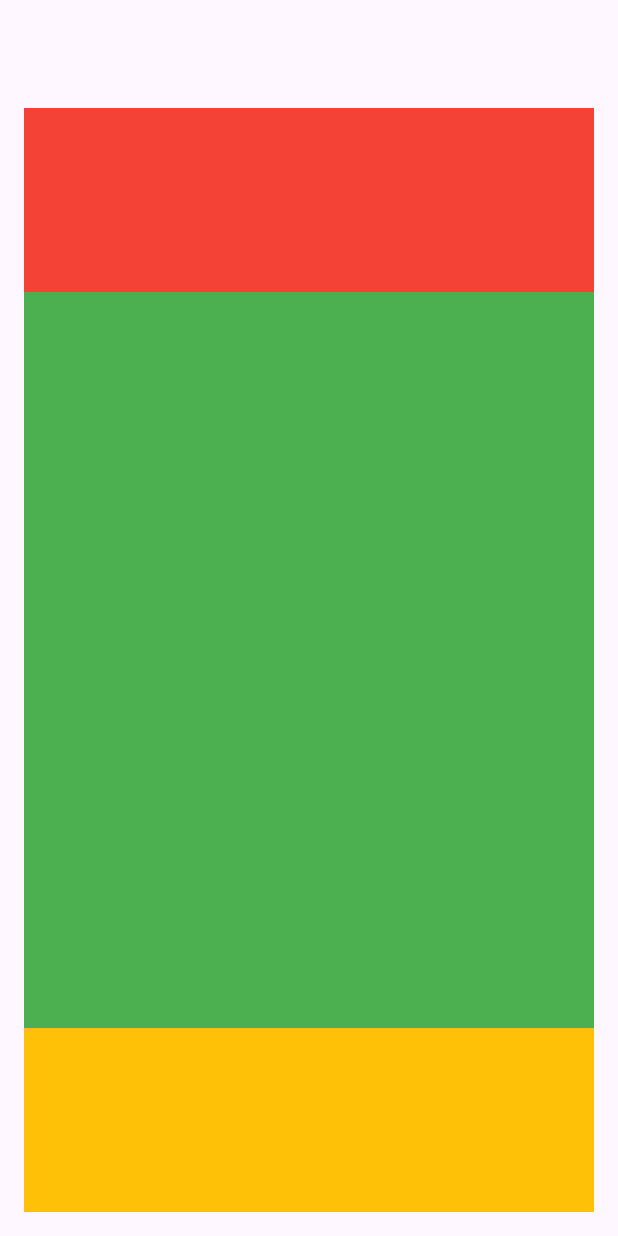
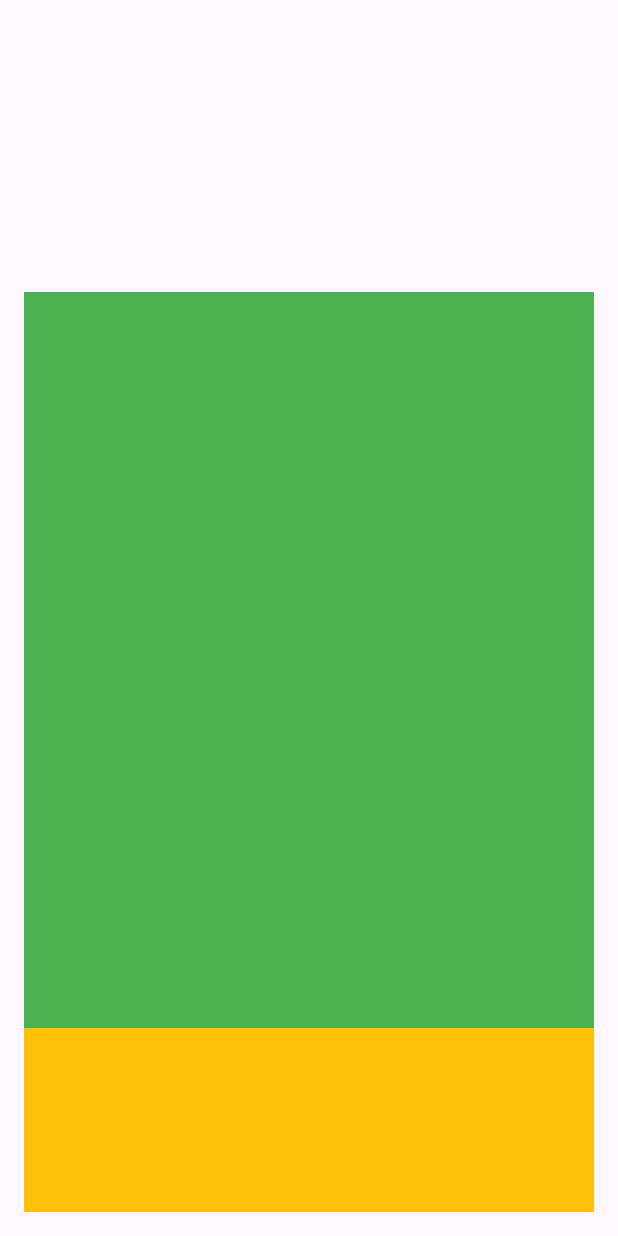
Before and after one commit to CaptainNayan199/Flutter-New-Projects, a Flutter app: the screen it shows after launch, on a phone screen of 412 x 824 dp. Run offline on Flutter 3.47's test engine with Material 3 defaults, Android fonts, the light colour scheme and no system bars; our stand-ins replace cloud_firestore, firebase_core, random_string; accounts and stored records are empty.

Commit message:
files updated

```diff
--- a/qr_code/lib/qr_scanner.dart
+++ b/qr_code/lib/qr_scanner.dart
@@ -1,4 +1,6 @@
 import 'package:flutter/material.dart';
+
+const bgColor = Color(0xffffafafa);
 
 class QRScanner extends StatelessWidget {
   const QRScanner({super.key});
@@ -14,7 +16,6 @@ class QRScanner extends StatelessWidget {
           children: [
             Expanded(
               child: Container(
-                color: Colors.red,
               ),
             ),
             Expanded(
```
